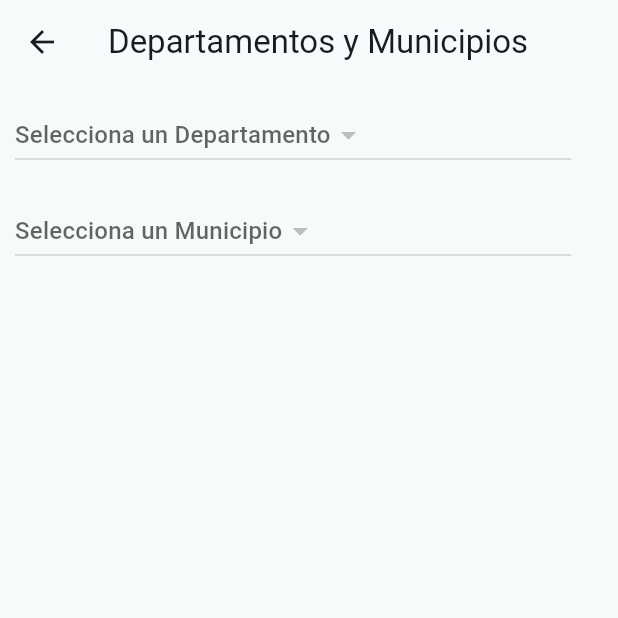
After one commit to JormanNoriega/Findapet, a Flutter app: the DepartmentsPage screen opened directly, on a phone screen of 412 x 824 dp, the top half of it. The commit adds this screen. Run offline on Flutter 3.47's test engine with Material 3 defaults, Android fonts, the phone set to English and light mode, and no system bars; our stand-ins replace carousel_slider, cloud_firestore, country_picker, file_picker, firebase_auth, firebase_core and 4 more; accounts and stored records are empty; network calls fail; statements that could not run were skipped.

Commit message:
location-dane

```diff
--- /dev/null
+++ b/lib/controllers/location_controller.dart
@@ -0,0 +1,26 @@
+import '../services/location_service.dart';
+import '../models/location.dart';
+
+class LocationController {
+  final LocationService _service = LocationService();
+
+  List<Location> _locations = [];
+  List<String> departments = [];
+  List<String> municipalities = [];
+
+  String? selectedDepartment;
+  String? selectedMunicipality;
+
+  Future<void> initLocations() async {
+    _locations = await _service.fetchLocations();
+    departments = _locations.map((loc) => loc.departamento).toSet().toList();
+  }
+
+  void updateMunicipalities(String department) {
+    municipalities = _locations
+        .where((loc) => loc.departamento == department)
+        .map((loc) => loc.municipio)
+        .toList();
+    selectedMunicipality = null;
+  }
+}
--- /dev/null
+++ b/lib/models/location.dart
@@ -0,0 +1,25 @@
+class Location {
+  final String region;
+  final String departamentoCode;
+  final String departamento;
+  final String municipioCode;
+  final String municipio;
+
+  Location({
+    required this.region,
+    required this.departamentoCode,
+    required this.departamento,
+    required this.municipioCode,
+    required this.municipio,
+  });
+
+  factory Location.fromJson(Map<String, dynamic> json) {
+    return Location(
+      region: json['region'],
+      departamentoCode: json['c_digo_dane_del_departamento'],
+      departamento: json['departamento'],
+      municipioCode: json['c_digo_dane_del_municipio'],
+      municipio: json['municipio'],
+    );
+  }
+}
--- /dev/null
+++ b/lib/pages/main_pages/departments_page.dart
@@ -0,0 +1,91 @@
+import 'package:flutter/material.dart';
+import '../../controllers/location_controller.dart'; // Ruta donde tengas el controlador
+
+class DepartmentsPage extends StatefulWidget {
+  @override
+  _DepartmentsPageState createState() => _DepartmentsPageState();
+}
+
+class _DepartmentsPageState extends State<DepartmentsPage> {
+  final LocationController _controller = LocationController();
+
+  @override
+  void initState() {
+    super.initState();
+    _controller.initLocations().then((_) {
+      setState(() {}); // Refresca la vista cuando los datos están listos
+    });
+  }
+
+  @override
+  Widget build(BuildContext context) {
+    double screenWidth = MediaQuery.of(context).size.width;
+
+    return Scaffold(
+      appBar: AppBar(
+        title: Text("Departamentos y Municipios"),
+      ),
+      body: Padding(
+        padding: const EdgeInsets.all(10.0),
+        child: Column(
+          crossAxisAlignment: CrossAxisAlignment.start,
+          children: [
+            // Dropdown para seleccionar el departamento
+            SizedBox(
+              width:
+                  screenWidth * 0.9, // Ajusta el ancho a un 90% de la pantalla
+              child: DropdownButton<String>(
+                value: _controller.selectedDepartment,
+                hint: Text("Selecciona un Departamento"),
+                onChanged: (String? newValue) {
+                  setState(() {
+                    _controller.selectedDepartment = newValue;
+                    _controller.updateMunicipalities(newValue!);
+                  });
+                },
+                items: _controller.departments.map((department) {
+                  return DropdownMenuItem<String>(
+                    value: department,
+                    child: Flexible(
+                      child: Text(
+                        department,
+                        overflow: TextOverflow
+                            .ellipsis, // Aplica puntos suspensivos en caso de desbordamiento
+                      ),
+                    ),
+                  );
+                }).toList(),
+              ),
+            ),
+
+            SizedBox(height: 16), // Espacio entre dropdowns
+
+            // Dropdown para seleccionar el municipio
+            SizedBox(
+              width:
+                  screenWidth * 0.9, // Ajusta el ancho a un 90% de la pantalla
+              child: DropdownButton<String>(
+                value: _controller.selectedMunicipality,
+                hint: Text("Selecciona un Municipio"),
+                onChanged: (String? newValue) {
+                  setState(() {
+                    _controller.selectedMunicipality = newValue;
+                  });
+                },
+                items: _controller.municipalities.map((municipality) {
+                  return DropdownMenuItem<String>(
+                    value: municipality,
+                    child: Text(
+                      municipality,
+                      overflow: TextOverflow.ellipsis,
+                    ),
+                  );
+                }).toList(),
+              ),
+            ),
+          ],
+        ),
+      ),
+    );
+  }
+}
```
Also changed, not shown: lib/pages/main_pages/home_page.dart (+3 -8 lines), lib/services/location_service.dart (added, +17 -0 lines).
